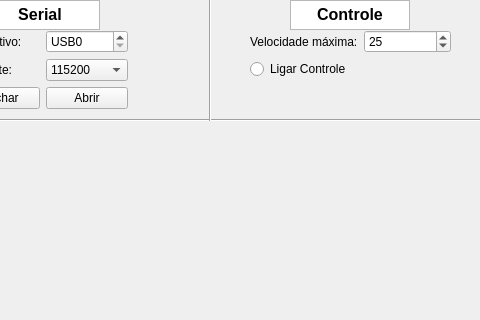
Qt form manual-control/manualwindow.ui (adornetejr/joystick) before a commit; both pictures show x 320 to 800 and y 0 to 320 of the 800 by 600 pixel window.
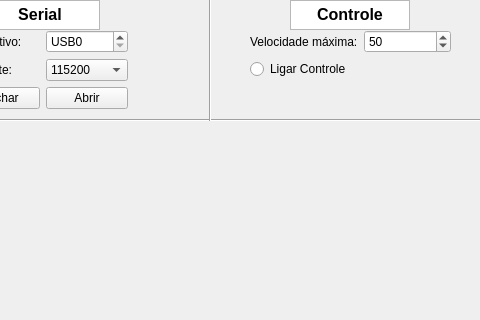
The same form after that commit.

What changed in the file:
```diff
--- a/manual-control/manualwindow.ui
+++ b/manual-control/manualwindow.ui
@@ -56,7 +56,7 @@
         <number>100</number>
        </property>
        <property name="value">
-        <number>25</number>
+        <number>50</number>
        </property>
       </widget>
      </item>
```
Left out of the diff: 14 changed lines with no effect on the pictures.
